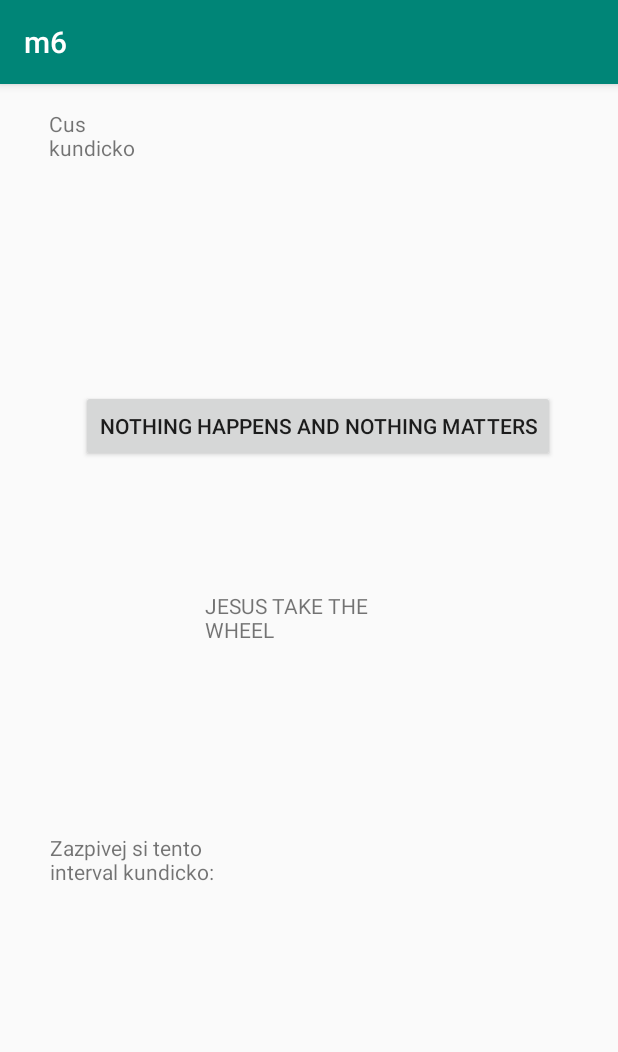
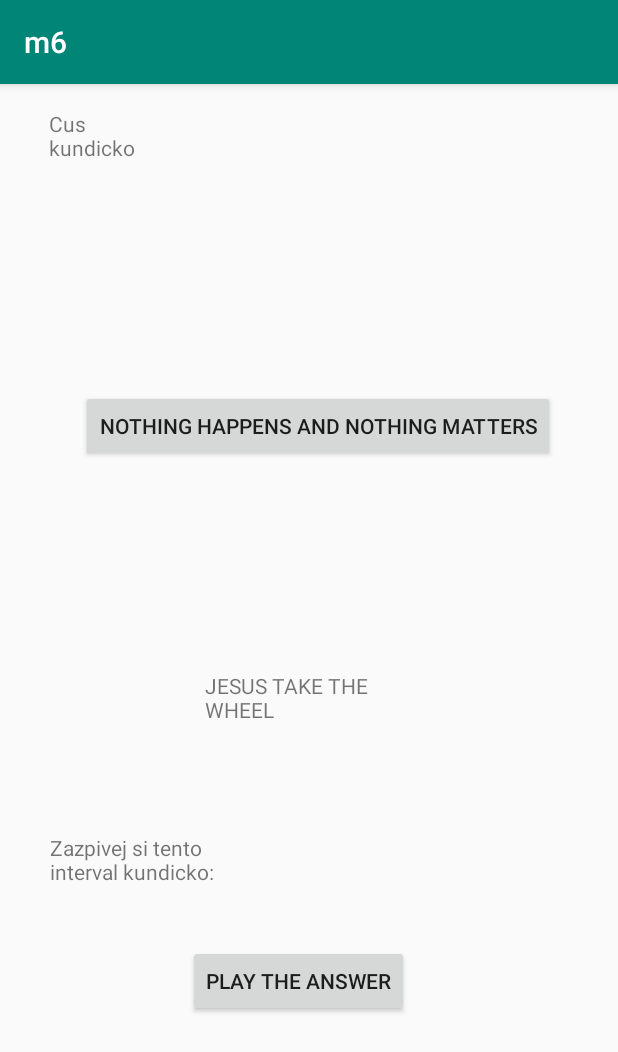
Before and after one commit to DahnJ/m6, an Android app: the screen it shows after launch (MainActivity), after a tap on "NOTHING HAPPENS AND NOTHING MATTERS", on a phone screen of 412 x 824 dp. Shown: the top 1052 px of the screen. Run offline under Robolectric (Android 15) with nearby library versions, the phone set to English and light mode, and no system bars.

Commit message:
Add functioning 'Play the answer' button

```diff
--- a/app/src/main/java/com/example/m6/MainActivity.kt
+++ b/app/src/main/java/com/example/m6/MainActivity.kt
@@ -6,13 +6,18 @@ import android.os.Bundle
 import android.view.View
 import android.widget.Toast
 import android.media.MediaPlayer
+import android.widget.LinearLayout
+import android.widget.TextView
+import kotlin.math.abs
 
 
 class MainActivity : AppCompatActivity() {
-    private val INTERVALS = listOf("m2", "M2", "m3", "M3", "P4", "d5", "P5", "m6", "M6", "m7", "M7", "P8")
+    private val INTERVAL_NAMES = listOf("m2", "M2", "m3", "M3", "P4", "d5", "P5", "m6", "M6", "m7", "M7", "P8")
+    private val INTERVALS = listOf(-12, -11, -10, -9, -8, -7, -6, -5, -4, -3, -2, -1, 1, 2, 3, 4, 5, 6, 7, 8, 9, 10, 11, 12)
     private val PITCHES = (0..11)
-    private val DIRECTIONS = listOf("up", "down")
     //val map = mapOf("m2" to 1, "M2" to 2, "m3" to 3, "M3" to 4, "P4" to 5, "d5" to 6, "P5" to 7, "m6" to 8, "M6" to 9, "m7" to 10, "M7" to 11, "P8" to 12)
+
+    private var answer = 0
 
     override fun onCreate(savedInstanceState: Bundle?) {
         super.onCreate(savedInstanceState)
@@ -20,16 +25,26 @@ class MainActivity : AppCompatActivity() {
     }
 
     fun interval(view: View){
-        val chosenOne = INTERVALS.random()
         val chosenPitch = PITCHES.random()
-        val chosenDirection = DIRECTIONS.random()
+        val intervalSemitones = INTERVALS.random()
 
         playPitch(chosenPitch)
-        Toast.makeText(this, "$chosenOne $chosenDirection", Toast.LENGTH_LONG).show()
+        Toast.makeText(this, parseIntervalName(intervalSemitones), Toast.LENGTH_LONG).show()
+        answer = chosenPitch + intervalSemitones
+    }
+
+    fun answerButton(view: View){
+        playPitch(answer)
+    }
+
+    private fun parseIntervalName(interval: Int): String{
+        val direction = if (interval < 0) "down" else "up"
+        val intervalName = INTERVAL_NAMES[abs(interval) - 1]
+        return "$intervalName $direction"
     }
 
     private fun playPitch(pitch: Int) {
-        val normalizedPitch = 28 + (pitch % 12) // 28 is C
+        val normalizedPitch = 28 + pitch // 28 is C
         val filename = "p$normalizedPitch"
         val resourceId = resources.getIdentifier(filename, "raw", this.applicationInfo.packageName)
 
--- a/app/src/main/res/layout/activity_main.xml
+++ b/app/src/main/res/layout/activity_main.xml
@@ -13,7 +13,8 @@
         app:layout_constraintBottom_toBottomOf="parent"
         app:layout_constraintLeft_toLeftOf="parent"
         app:layout_constraintRight_toRightOf="parent"
-        app:layout_constraintTop_toTopOf="parent" />
+        app:layout_constraintTop_toTopOf="parent"
+        app:layout_constraintVertical_bias="0.579" />
 
     <TextView
         android:id="@+id/textView2"
@@ -63,4 +64,16 @@
         app:layout_constraintTop_toTopOf="parent"
         android:onClick="interval"/>
 
+    <Button
+        android:id="@+id/button2"
+        android:layout_width="wrap_content"
+        android:layout_height="wrap_content"
+        android:layout_marginStart="125dp"
+        android:layout_marginLeft="125dp"
+        android:layout_marginTop="35dp"
+        android:onClick="answerButton"
+        android:text="@string/answerButtonString"
+        app:layout_constraintStart_toStartOf="parent"
+        app:layout_constraintTop_toBottomOf="@+id/textView2" />
+
 </androidx.constraintlayout.widget.ConstraintLayout>
--- a/app/src/main/res/values/strings.xml
+++ b/app/src/main/res/values/strings.xml
@@ -5,4 +5,5 @@
     <string name="jezisek">JESUS TAKE THE WHEEL</string>
     <string name="popisUkolu">Zazpivej si tento interval kundicko:</string>
     <string name="randomInterval"></string>
+    <string name="answerButtonString">Play the answer</string>
 </resources>
```
Also changed, not shown: 3 other files.
